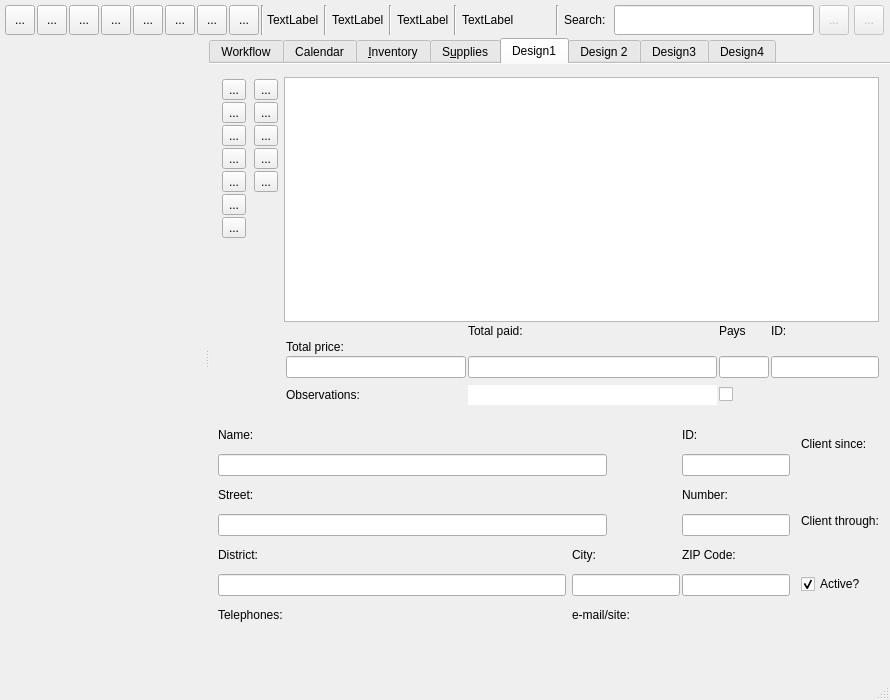
vivencia/VivenciaManager3, file VivenciaManager3/mainwindow.ui: the form before one commit.
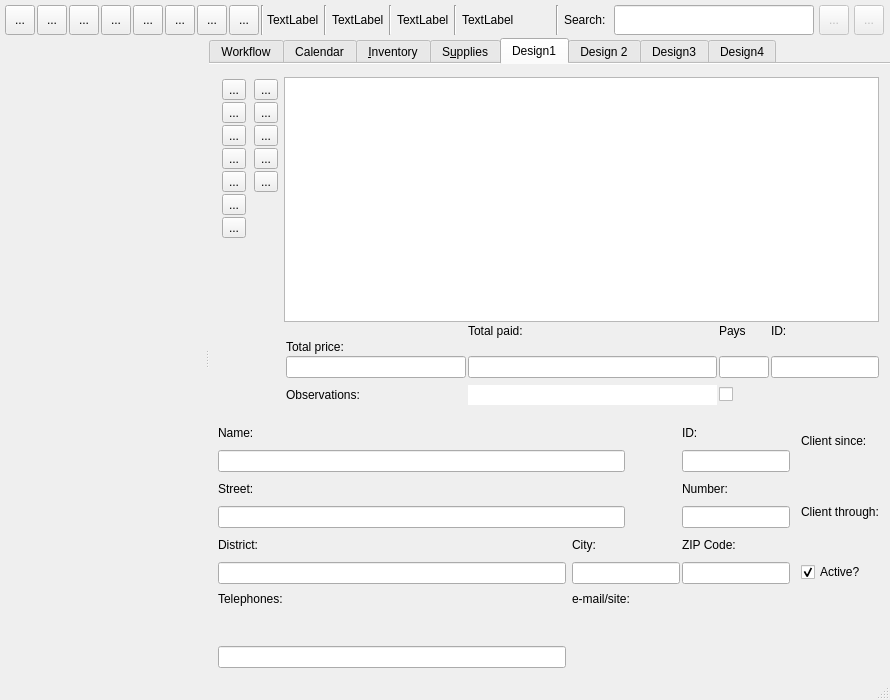
The form after the commit. The open tabs and pages were chosen to show the change. Icons and pictures are not drawn. Custom widgets are drawn as their Qt base class.

What changed in the file:
```diff
--- a/VivenciaManager3/mainwindow.ui
+++ b/VivenciaManager3/mainwindow.ui
@@ -1795,7 +1795,7 @@
            <property name="frameShadow">
             <enum>QFrame::Plain</enum>
            </property>
-           <layout class="QGridLayout" name="gridLayout_3" columnstretch="2,0,0,0,0,0,0,0">
+           <layout class="QGridLayout" name="gridLayout_3" columnstretch="2,0,0,0,0,0,0">
             <property name="leftMargin">
              <number>0</number>
             </property>
@@ -1811,7 +1811,29 @@
             <property name="spacing">
              <number>2</number>
             </property>
-            <item row="5" column="6">
+            <item row="5" column="0">
+             <widget class="vmLineEdit" name="txtClientDistrict">
+              <property name="sizePolicy">
+               <sizepolicy hsizetype="Preferred" vsizetype="Fixed">
+                <horstretch>0</horstretch>
+                <verstretch>0</verstretch>
+               </sizepolicy>
+              </property>
+              <property name="minimumSize">
+               <size>
+                <width>0</width>
+                <height>0</height>
+               </size>
+              </property>
+              <property name="inputMask">
+               <string notr="true"/>
+              </property>
+              <property name="readOnly">
+               <bool>false</bool>
+              </property>
+             </widget>
+            </item>
+            <item row="5" column="5">
              <widget class="vmLineEdit" name="txtClientZipCode">
               <property name="sizePolicy">
                <sizepolicy hsizetype="Preferred" vsizetype="Fixed">
@@ -1836,7 +1858,7 @@
               </property>
              </widget>
             </item>
-            <item row="5" column="3" colspan="3">
+            <item row="5" column="3" colspan="2">
              <widget class="vmLineEdit" name="txtClientCity">
               <property name="sizePolicy">
                <sizepolicy hsizetype="Preferred" vsizetype="Fixed">
@@ -1858,7 +1880,7 @@
               </property>
              </widget>
             </item>
-            <item row="0" column="6">
+            <item row="0" column="5">
              <widget class="QLabel" name="lblClientID">
               <property name="minimumSize">
                <size>
@@ -1915,29 +1937,7 @@
               </property>
              </widget>
             </item>
-            <item row="5" column="0">
-             <widget class="vmLineEdit" name="txtClientDistrict">
-              <property name="sizePolicy">
-               <sizepolicy hsizetype="Preferred" vsizetype="Fixed">
-                <horstretch>0</horstretch>
-                <verstretch>0</verstretch>
-               </sizepolicy>
-              </property>
-              <property name="minimumSize">
-               <size>
-                <width>0</width>
-                <height>0</height>
-               </size>
-              </property>
-              <property name="inputMask">
-               <string notr="true"/>
-              </property>
-              <property name="readOnly">
-               <bool>false</bool>
-              </property>
-             </widget>
-            </item>
-            <item row="1" column="6">
+            <item row="1" column="5">
              <widget class="vmLineEdit" name="txtClientID">
               <property name="sizePolicy">
                <sizepolicy hsizetype="Preferred" vsizetype="Fixed">
@@ -1999,7 +1999,7 @@
               </property>
              </widget>
             </item>
-            <item row="0" column="7" rowspan="6">
+            <item row="0" column="6" rowspan="6">
              <widget class="QFrame" name="frame_2">
               <property name="minimumSize">
                <size>
@@ -2213,23 +2213,13 @@
               </property>
              </widget>
             </item>
-            <item row="6" column="3" colspan="5">
+            <item row="6" column="3" colspan="4">
              <widget class="QLabel" name="lblClientEmail">
               <property name="text">
                <string>e-mail/site:</string>
               </property>
              </widget>
             </item>
-            <item row="7" column="0">
-             <widget class="contactsManagerWidget" name="contactsClientPhones" native="true">
-              <property name="minimumSize">
-               <size>
-                <width>100</width>
-                <height>25</height>
-               </size>
-              </property>
-             </widget>
-            </item>
             <item row="3" column="0" colspan="4">
              <widget class="vmLineEdit" name="txtClientStreetAddress">
               <property name="sizePolicy">
@@ -2252,17 +2242,7 @@
               </property>
              </widget>
             </item>
-            <item row="7" column="3" colspan="5">
-             <widget class="contactsManagerWidget" name="contactsClientEmails" native="true">
-              <property name="minimumSize">
-               <size>
-                <width>0</width>
-                <height>25</height>
-               </size>
-              </property>
-             </widget>
-            </item>
-            <item row="4" column="6">
+            <item row="4" column="5">
              <widget class="QLabel" name="lblClientZipCode">
               <property name="minimumSize">
                <size>
@@ -2281,7 +2261,7 @@
               </property>
              </widget>
             </item>
-            <item row="3" column="6">
+            <item row="3" column="5">
              <widget class="vmLineEdit" name="txtClientNumberAddress">
               <property name="sizePolicy">
                <sizepolicy hsizetype="Preferred" vsizetype="Fixed">
@@ -2309,7 +2289,7 @@
               </property>
              </widget>
             </item>
-            <item row="2" column="6">
+            <item row="2" column="5">
              <widget class="QLabel" name="lblClientNumberAdress">
               <property name="minimumSize">
                <size>
@@ -2331,6 +2311,41 @@
               </property>
              </widget>
             </item>
+            <item row="7" column="0">
+             <widget class="contactsManagerWidget" name="contactsClientPhones">
+              <property name="minimumSize">
+               <size>
+                <width>0</width>
+                <height>30</height>
+               </size>
+              </property>
+              <property name="frameShape">
+               <enum>QFrame::NoFrame</enum>
+              </property>
+              <property name="frameShadow">
+               <enum>QFrame::Plain</enum>
+              </property>
+             </widget>
+            </item>
+            <item row="7" column="3" colspan="4">
+             <widget class="contactsManagerWidget" name="contactsClientEmails">
+              <property name="minimumSize">
+               <size>
+                <width>0</width>
+                <height>30</height>
+               </size>
+              </property>
+              <property name="frameShape">
+               <enum>QFrame::NoFrame</enum>
+              </property>
+              <property name="frameShadow">
+               <enum>QFrame::Plain</enum>
+              </property>
+             </widget>
+            </item>
+            <item row="8" column="0">
+             <widget class="QLineEdit" name="txtDummy"/>
+            </item>
            </layout>
            <zorder>lblClientID</zorder>
            <zorder>txtClientID</zorder>
@@ -4440,8 +4455,8 @@
   </customwidget>
   <customwidget>
    <class>contactsManagerWidget</class>
-   <extends>QWidget</extends>
-   <header>contactsmanagerwidget.h</header>
+   <extends>QFrame</extends>
+   <header location="global">contactsmanagerwidget.h</header>
    <container>1</container>
   </customwidget>
  </customwidgets>
```
Left out of the diff: 105 changed lines with no effect on the pictures.
